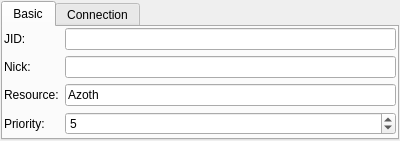
Old version of the form src/plugins/azoth/plugins/xoox/glooxaccountconfigurationwidget.ui in the repository 0xd34df00d/leechcraft.
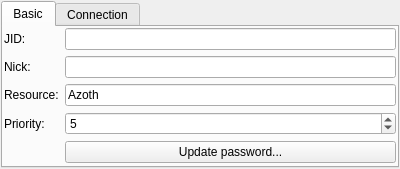
New version of the form.

Commit message: Azoth Xoox: set password in config dialog, closes #403.

What changed in the file:
```diff
--- a/src/plugins/azoth/plugins/xoox/glooxaccountconfigurationwidget.ui
+++ b/src/plugins/azoth/plugins/xoox/glooxaccountconfigurationwidget.ui
@@ -7,7 +7,7 @@
     <x>0</x>
     <y>0</y>
     <width>400</width>
-    <height>134</height>
+    <height>158</height>
    </rect>
   </property>
   <property name="windowTitle">
@@ -95,6 +95,13 @@
          </property>
         </widget>
        </item>
+       <item row="4" column="1">
+        <widget class="QPushButton" name="UpdatePassword_">
+         <property name="text">
+          <string>Update password...</string>
+         </property>
+        </widget>
+       </item>
       </layout>
      </widget>
      <widget class="QWidget" name="tab_2">
```
The commit also changes 4 other files.
